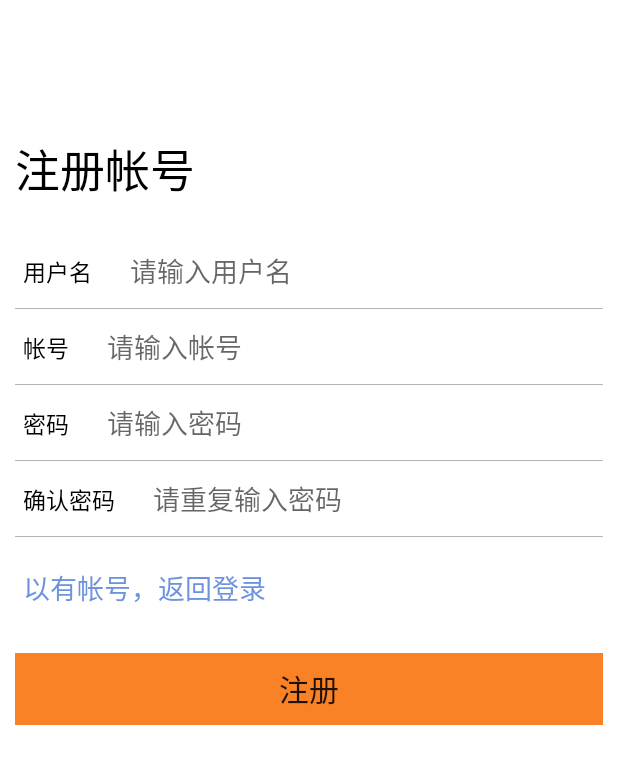
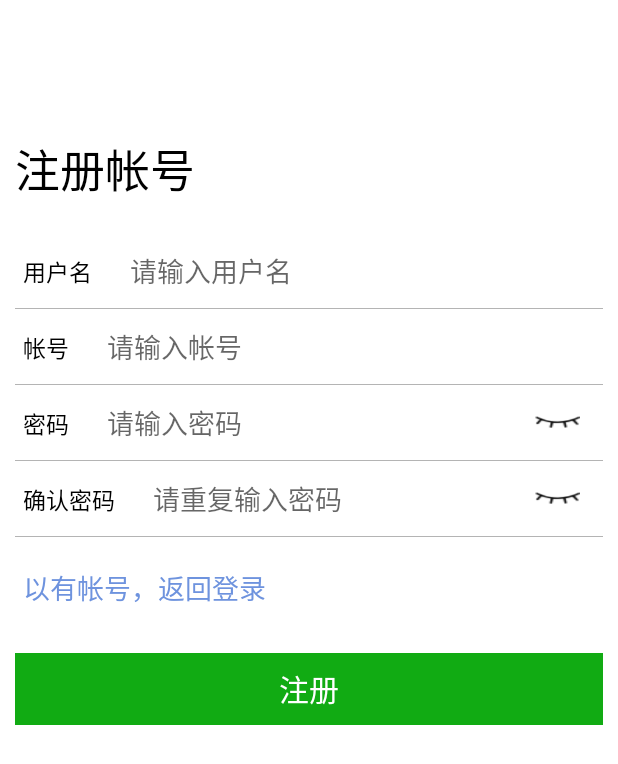
Before and after one commit to Hkkkkkkkkkk/AndroidTraining, an Android app: the screen it shows after launch (RegisterActivity), after a tap on "还没帐号，注册一下", on a phone screen of 412 x 824 dp. Shown: the top 764 px of the screen. Run offline under Robolectric (Android 15) with nearby library versions, the phone set to English and light mode, and no system bars; our stand-ins replace ButterKnife; 1 other tap on this screen came first.

Commit message:
完善功能

```diff
--- a/app/src/main/java/com/example/androidtraining/LoginActivity.java
+++ b/app/src/main/java/com/example/androidtraining/LoginActivity.java
@@ -5,15 +5,19 @@ import android.content.SharedPreferences;
 import android.os.Bundle;
 import android.support.annotation.Nullable;
 import android.support.v7.app.AppCompatActivity;
+import android.text.method.HideReturnsTransformationMethod;
+import android.text.method.PasswordTransformationMethod;
 import android.util.Log;
 import android.view.View;
 import android.widget.EditText;
+import android.widget.ImageView;
 import android.widget.Toast;
 
 import com.example.androidtraining.Beans.DataBeans;
 import com.example.androidtraining.Beans.LoginBeans;
 import com.example.androidtraining.Util.AsyncTaskUtil;
 import com.example.androidtraining.Util.DataUtil;
+import com.example.androidtraining.Util.PdDisplayUtil;
 
 import butterknife.Bind;
 import butterknife.ButterKnife;
@@ -25,10 +29,12 @@ import butterknife.OnClick;
 
 public class LoginActivity extends AppCompatActivity {
     private static final String TAG = "aaa";
-    @Bind(R.id.login_account)  EditText login_account;
-    @Bind(R.id.login_password) EditText login_password;
+    @Bind(R.id.login_account)   EditText login_account;
+    @Bind(R.id.login_password)  EditText login_password;
+    @Bind(R.id.iv_showPassword) ImageView iv_showPassword;
     private AsyncTaskUtil loginAsyncTask;
     private DataUtil dataUtil = new DataUtil();
+    private Boolean showPassword = true;
     @Override
     protected void onCreate(@Nullable Bundle savedInstanceState) {
         super.onCreate(savedInstanceState);
@@ -49,7 +55,7 @@ public class LoginActivity extends AppCompatActivity {
             login_account.setText(user);
         }
     }
-    @OnClick({R.id.comeback_register,R.id.login})
+    @OnClick({R.id.comeback_register,R.id.login,R.id.iv_showPassword})
     public void onViewClicked(View view){
         switch (view.getId()){
             case R.id.login:
@@ -57,6 +63,10 @@ public class LoginActivity extends AppCompatActivity {
                 break;
             case R.id.comeback_register:
                 startActivity(new Intent(LoginActivity.this,RegisterActivity.class));
+                break;
+            case R.id.iv_showPassword:
+                PdDisplayUtil.passwordDisplay(showPassword,login_password,iv_showPassword);
+                showPassword = !showPassword;
                 break;
         }
     }
--- a/app/src/main/java/com/example/androidtraining/RegisterActivity.java
+++ b/app/src/main/java/com/example/androidtraining/RegisterActivity.java
@@ -6,10 +6,12 @@ import android.support.annotation.Nullable;
 import android.support.v7.app.AppCompatActivity;
 import android.view.View;
 import android.widget.EditText;
+import android.widget.ImageView;
 import android.widget.Toast;
 
 import com.example.androidtraining.Beans.DataBeans;
 import com.example.androidtraining.Util.AsyncTaskUtil;
+import com.example.androidtraining.Util.PdDisplayUtil;
 
 import butterknife.Bind;
 import butterknife.ButterKnife;
@@ -20,10 +22,14 @@ import butterknife.OnClick;
  */
 
 public class RegisterActivity extends AppCompatActivity{
-    @Bind(R.id.edit_username) EditText edit_username;
-    @Bind(R.id.edit_account)  EditText edit_account;
-    @Bind(R.id.edit_password) EditText edit_password;
-    @Bind(R.id.Cfmpassword)   EditText cfmpassword;
+    @Bind(R.id.edit_username)    EditText edit_username;
+    @Bind(R.id.edit_account)     EditText edit_account;
+    @Bind(R.id.edit_password)    EditText edit_password;
+    @Bind(R.id.Cfmpassword)      EditText cfmpassword;
+    @Bind(R.id.et_showPassword)  ImageView et_showPassword;
+    @Bind(R.id.cfm_showPassword) ImageView cfm_showPassword;
+    private Boolean showPassword = true;
+    private Boolean cfmshowPassword = true;
     private AsyncTaskUtil registerAsyncTask;
     @Override
     protected void onCreate(@Nullable Bundle savedInstanceState) {
@@ -31,7 +37,7 @@ public class RegisterActivity extends AppCompatActivity{
         setContentView(R.layout.register);
         ButterKnife.bind(this);
     }
-    @OnClick({R.id.register,R.id.comeback_login})
+    @OnClick({R.id.register,R.id.comeback_login,R.id.cfm_showPassword,R.id.et_showPassword})
     public void onViewClicked(View view){
         switch (view.getId()){
             case R.id.register:
@@ -39,6 +45,14 @@ public class RegisterActivity extends AppCompatActivity{
                 break;
             case R.id.comeback_login:
                 startActivity(new Intent(RegisterActivity.this,LoginActivity.class));
+                break;
+            case  R.id.cfm_showPassword:
+                PdDisplayUtil.passwordDisplay(cfmshowPassword,cfmpassword,cfm_showPassword);
+                cfmshowPassword = !cfmshowPassword;
+                break;
+            case R.id.et_showPassword:
+                PdDisplayUtil.passwordDisplay(showPassword,edit_password,et_showPassword);
+                showPassword = !showPassword;
                 break;
         }
 
--- a/app/src/main/res/layout/fragment_first.xml
+++ b/app/src/main/res/layout/fragment_first.xml
@@ -4,7 +4,7 @@
     android:layout_height="match_parent"
     android:orientation="vertical">
     <ListView
-        android:id="@+id/list"
+        android:id="@+id/chat_list"
         android:layout_width="match_parent"
         android:layout_height="0dp"
         android:layout_weight="1"></ListView>
--- a/app/src/main/res/layout/fragment_first_zz.xml
+++ b/app/src/main/res/layout/fragment_first_left.xml
@@ -18,12 +18,12 @@
             android:layout_height="wrap_content"
             android:orientation="vertical">
             <TextView
-                android:id="@+id/tv_name"
+                android:id="@+id/name"
                 android:layout_width="wrap_content"
                 android:layout_height="wrap_content"
                 android:text="ssss"/>
             <TextView
-                android:id="@+id/tv_chat"
+                android:id="@+id/chat"
                 android:layout_width="wrap_content"
                 android:layout_height="wrap_content"
                 android:text="ssss"
--- a/app/src/main/res/layout/fragment_first_xx.xml
+++ b/app/src/main/res/layout/fragment_first_right.xml
@@ -15,14 +15,14 @@
             android:layout_height="wrap_content"
             android:orientation="vertical">
             <TextView
-                android:id="@+id/tv_name"
+                android:id="@+id/name"
                 android:layout_width="wrap_content"
                 android:layout_height="wrap_content"
                 android:text="ssss"
                 android:layout_gravity="right"
                 />
             <TextView
-                android:id="@+id/tv_chat"
+                android:id="@+id/chat"
                 android:layout_width="wrap_content"
                 android:layout_height="wrap_content"
                 android:text="ssss"
--- a/app/src/main/res/layout/fragment_second.xml
+++ b/app/src/main/res/layout/fragment_second.xml
@@ -6,7 +6,7 @@
     >
 
     <ListView
-        android:id="@+id/list"
+        android:id="@+id/user_list"
         android:layout_width="match_parent"
         android:layout_height="match_parent"></ListView>
 </LinearLayout>
--- a/app/src/main/res/layout/fragment_second_zz.xml
+++ b/app/src/main/res/layout/fragment_second_zz.xml
@@ -20,6 +20,7 @@
             android:layout_height="wrap_content"
             android:text="ssss"
             android:textSize="20dp"
+            android:textColor="#000000"
             android:layout_marginLeft="15dp"
             />
     </LinearLayout>
--- a/app/src/main/res/layout/register.xml
+++ b/app/src/main/res/layout/register.xml
@@ -90,9 +90,20 @@
                 android:background="@null"
                 android:textColor="#000"
                 android:hint="请输入密码"
+                android:layout_weight="1"
                 android:maxLength="20"
                 android:inputType="textPassword"
                 />
+            <LinearLayout
+                android:layout_width="50dp"
+                android:layout_height="40dp"
+                android:padding="10dp">
+                <ImageView
+                    android:layout_width="30dp"
+                    android:id="@+id/et_showPassword"
+                    android:layout_height="20dp"
+                    android:background="@drawable/eye_c"/>
+            </LinearLayout>
         </LinearLayout>
 
         <LinearLayout
@@ -112,11 +123,22 @@
                 android:layout_width="match_parent"
                 android:layout_height="40dp"
                 android:background="@null"
+                android:layout_weight="1"
                 android:textColor="#000"
                 android:hint="请重复输入密码"
                 android:maxLength="20"
                 android:inputType="textPassword"
                 />
+            <LinearLayout
+                android:layout_width="50dp"
+                android:layout_height="40dp"
+                android:padding="10dp">
+                <ImageView
+                    android:layout_width="30dp"
+                    android:id="@+id/cfm_showPassword"
+                    android:layout_height="20dp"
+                    android:background="@drawable/eye_c"/>
+            </LinearLayout>
         </LinearLayout>
     </LinearLayout>
     <LinearLayout
@@ -140,7 +162,8 @@
             android:id="@+id/register"
             android:layout_width="match_parent"
             android:layout_height="match_parent"
-            android:background="#f98126"
+            android:background="#11ab13"
+            android:textColor="#ffffff"
             android:text="注册"
             android:textSize="20sp"/>
     </LinearLayout>
```
Also changed, not shown: app/src/main/java/com/example/androidtraining/Adapter/ChatAdapter.java (added, +82 -0 lines), app/src/main/java/com/example/androidtraining/Adapter/UserAdapter.java (added, +59 -0 lines), app/src/main/java/com/example/androidtraining/Fragment/Fragment_first.java (+42 -85 lines), app/src/main/java/com/example/androidtraining/Fragment/Fragment_second.java (+30 -31 lines), app/src/main/java/com/example/androidtraining/MainActivity.java (+7 -9 lines), app/src/main/java/com/example/androidtraining/Util/PdDisplayUtil.java (added, +31 -0 lines), app/src/main/res/layout/sign_in.xml (+12 -1 lines), app/src/main/res/drawable/eye_c.png (added), app/src/main/res/drawable/eye_o.png (added).
